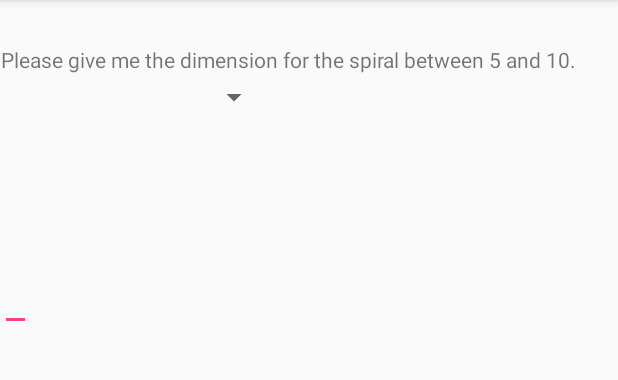
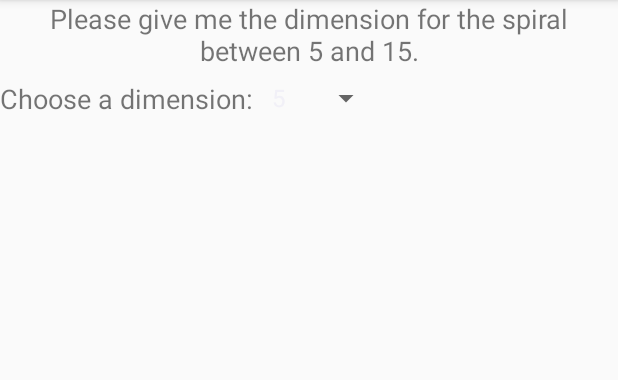
Before and after one commit to haka002/lfk_spiral, an Android app: the screen it shows after launch (SpiralActivity), on a phone screen of 412 x 824 dp, the part 84-464 px from its top. Run offline under Robolectric (Android 15) with nearby library versions, the phone set to English and light mode, and no system bars; our stand-ins replace ButterKnife, Dagger/Hilt's generated code; 1 statement that could not run was skipped.

Commit message:
Upgrade the min sdk becaouse of the view. Refact the code

```diff
--- a/app/build.gradle
+++ b/app/build.gradle
@@ -5,7 +5,7 @@ android {
     buildToolsVersion "25.0.0"
     defaultConfig {
         applicationId "hu.i_host.thespiralkata"
-        minSdkVersion 16
+        minSdkVersion 21
         targetSdkVersion 25
         versionCode 1
         versionName "1.0"
@@ -24,6 +24,8 @@ dependencies {
     androidTestCompile('com.android.support.test.espresso:espresso-core:2.2.2', {
         exclude group: 'com.android.support', module: 'support-annotations'
     })
+    // Optional -- Mockito framework
+    testCompile 'org.mockito:mockito-core:1.10.19'
     compile 'com.android.support:appcompat-v7:25.3.1'
     compile 'com.android.support.constraint:constraint-layout:1.0.2'
     testCompile 'junit:junit:4.12'
--- a/app/src/main/java/hu/i_host/thespiralkata/SpiralActivity.java
+++ b/app/src/main/java/hu/i_host/thespiralkata/SpiralActivity.java
@@ -1,30 +1,24 @@
 package hu.i_host.thespiralkata;
 
-import android.app.AlertDialog;
 import android.support.v7.app.AppCompatActivity;
 import android.os.Bundle;
-import android.util.Log;
 import android.widget.ArrayAdapter;
-import android.widget.EditText;
 import android.widget.Spinner;
+import android.widget.TextView;
 import android.widget.Toast;
-
-import java.lang.reflect.Array;
-import java.util.Arrays;
 
 import javax.inject.Inject;
 
 import butterknife.BindView;
 import butterknife.ButterKnife;
-import butterknife.OnClick;
-import butterknife.OnItemClick;
 import butterknife.OnItemSelected;
-import butterknife.OnTouch;
 
 public class SpiralActivity extends AppCompatActivity {
-    @BindView(R.id.spinner) Spinner mSpinner;
+    @BindView(R.id.spinner)
+    Spinner mSpinner;
+
     @BindView(R.id.result)
-    EditText result;
+    TextView result;
 
     @Inject
     ArrayAdapter mAdapter;
@@ -37,8 +31,10 @@ public class SpiralActivity extends AppCompatActivity {
         super.onCreate(savedInstanceState);
         setContentView(R.layout.activity_spiral);
 
+        // DI injects the objects
         ((MainApplication) getApplication()).getSpiralActivityComponent().inject(this);
 
+        // For binding view
         ButterKnife.bind(this);
 
         // Specify the layout to use when the list of choices appears
@@ -49,13 +45,12 @@ public class SpiralActivity extends AppCompatActivity {
 
     @OnItemSelected(R.id.spinner)
     public void spinnerClick() {
-
         int dimension = Integer.parseInt((String)mSpinner.getSelectedItem());
 
         result.setMaxLines(dimension);
         result.setLines(dimension);
 
-        mSpiralTable.reset();
+        mSpiralTable.init();
         int[][] matrix = mSpiralTable.go(dimension);
 
         String matrixString = "";
@@ -70,8 +65,6 @@ public class SpiralActivity extends AppCompatActivity {
         result.setText(matrixString);
 
         Toast.makeText(this,
-                "almafa 1" +
-                "almafa 2" +
-                "almafa 3", Toast.LENGTH_SHORT).show();
+                "The Spiral table generate in " + Integer.toString(dimension) + " dimensions.", Toast.LENGTH_SHORT).show();
     }
 }
--- a/app/src/main/java/hu/i_host/thespiralkata/SpiralLine.java
+++ b/app/src/main/java/hu/i_host/thespiralkata/SpiralLine.java
@@ -2,27 +2,27 @@ package hu.i_host.thespiralkata;
 
 public class SpiralLine {
 
-    int mStartX;
-    int mStartY;
-    int mLength;
+    private int mStartX;
+    private int mStartY;
+    private int mLength;
 
     public SpiralLine() {
-        reset();
+        init();
     }
 
-    public int getStartX() {
+    int getStartX() {
         return mStartX;
     }
 
-    public int getStartY() {
+    int getStartY() {
         return mStartY;
     }
 
-    public int getLength() {
+    int getLength() {
         return mLength;
     }
 
-    public void down(int[][] matrix) {
+    void down(int[][] matrix) {
         int i = 0;
 
         for (; i < mLength; i++) {
@@ -33,7 +33,7 @@ public class SpiralLine {
         setLastXY(mStartX, mStartY + (i - 1));
     }
 
-    public void up(int[][] matrix) {
+    void up(int[][] matrix) {
         int i = 0;
 
         for (;i < mLength; i++) {
@@ -44,7 +44,7 @@ public class SpiralLine {
         setLastXY(mStartX, mStartY - (i - 1));
     }
 
-    public void left(int[][] matrix) {
+    void left(int[][] matrix) {
         int i = 0;
 
         for (; i < mLength; i++) {
@@ -55,7 +55,7 @@ public class SpiralLine {
         setLastXY(mStartX - (i - 1), mStartY);
     }
 
-    public void right(int[][] matrix) {
+    void right(int[][] matrix) {
         int i = 0;
 
         for (; i < mLength; i++) {
@@ -71,11 +71,11 @@ public class SpiralLine {
         mStartY = y;
     }
 
-    public void setLength(int length) {
+    void setLength(int length) {
         mLength = length;
     }
 
-    public void reset() {
+    void init() {
         mStartX = 0;
         mStartY = 1;
         mLength = 0;
--- a/app/src/main/java/hu/i_host/thespiralkata/provider/SpiralActivityModule.java
+++ b/app/src/main/java/hu/i_host/thespiralkata/provider/SpiralActivityModule.java
@@ -3,6 +3,9 @@ package hu.i_host.thespiralkata.provider;
 import android.app.Application;
 
 import android.widget.ArrayAdapter;
+
+import java.util.ArrayList;
+import java.util.List;
 
 import javax.inject.Singleton;
 
@@ -14,7 +17,7 @@ import hu.i_host.thespiralkata.SpiralLine;
 import hu.i_host.thespiralkata.SpiralTable;
 
 @Module
-public class SpiralActivityModule {
+class SpiralActivityModule {
 
     @Provides
     @Singleton
@@ -31,7 +34,20 @@ public class SpiralActivityModule {
 
     @Provides
     @Singleton
-    SpiralTable provideSpiralTable(SpiralLine line) {
-        return new SpiralTable(line);
+    SpiralTable provideSpiralTable(SpiralLine line, List<String> directionList) {
+        return new SpiralTable(line, directionList);
+    }
+
+    @Provides
+    @Singleton
+    List<String> provideDirectionList() {
+        List<String> list = new ArrayList<>();
+
+        list.add("right");
+        list.add("down");
+        list.add("left");
+        list.add("up");
+
+        return list;
     }
 }
--- a/app/src/main/res/layout/activity_spiral.xml
+++ b/app/src/main/res/layout/activity_spiral.xml
@@ -1,37 +1,49 @@
 <?xml version="1.0" encoding="utf-8"?>
 <RelativeLayout
+    android:id="@+id/mainLayout"
+    android:layout_width="wrap_content"
+    android:layout_height="wrap_content"
     xmlns:android="http://schemas.android.com/apk/res/android"
-    xmlns:app="http://schemas.android.com/apk/res-auto"
-    xmlns:tools="http://schemas.android.com/tools"
-    android:layout_width="match_parent"
-    android:layout_height="match_parent"
-    tools:context="hu.i_host.thespiralkata.SpiralActivity">
+    >
 
     <TextView
-        android:text="Please give me the dimension for the spiral between 5 and 10."
+        android:id="@+id/textView"
+        android:layout_width="fill_parent"
+        android:layout_height="wrap_content"
+        android:gravity="center_horizontal"
+        android:text="Please give me the dimension for the spiral between 5 and 15."
         android:textAlignment="center"
-        android:layout_width="wrap_content"
-        android:layout_height="20dp"
-        android:layout_marginTop="30dp"
-        android:id="@+id/textView"/>
+        android:textSize="18sp"/>
 
-    <Spinner
-        android:id="@+id/spinner"
-        android:layout_width="30dp"
-        android:layout_height="30dp"
-        android:layout_marginTop="50dp"
-        android:layout_marginLeft="150dp"
-    />
+        <TextView
+            android:id="@+id/spiinerText"
+            android:layout_width="wrap_content"
+            android:layout_height="wrap_content"
+            android:text="Choose a dimension: "
+            android:layout_below="@+id/textView"
+            android:textSize="18sp"
+            android:layout_marginTop="7dp"/>
 
-    <EditText
+        <Spinner
+            android:id="@+id/spinner"
+            android:layout_width="wrap_content"
+            android:layout_height="wrap_content"
+            android:layout_below="@+id/textView"
+            android:layout_toEndOf="@+id/spiinerText"
+            android:layout_alignTop="@+id/spiinerText"
+            />
+
+    <TextView
         android:id="@+id/result"
-        android:layout_marginTop="90dp"
-        android:gravity="left"
-        android:layout_width="wrap_content"
+        android:textColor="@android:color/black"
+        android:layout_width="fill_parent"
         android:layout_height="wrap_content"
+        android:layout_below="@+id/spinner"
+        android:letterSpacing="0.5"
+        android:lines="5"
+        android:maxLines="5"
         android:text=""
-        android:maxLines="5"
-        android:lines="5"
-        android:inputType="textMultiLine"/>
-
+        android:textAlignment="center"
+        android:textSize="24sp"
+        android:layout_marginTop="8sp"/>
 </RelativeLayout>
--- a/app/src/main/res/values/spinner_items.xml
+++ b/app/src/main/res/values/spinner_items.xml
@@ -12,7 +12,5 @@
         <item>13</item>
         <item>14</item>
         <item>15</item>
-        <item>16</item>
-        <item>17</item>
     </string-array>
 </resources>
```
